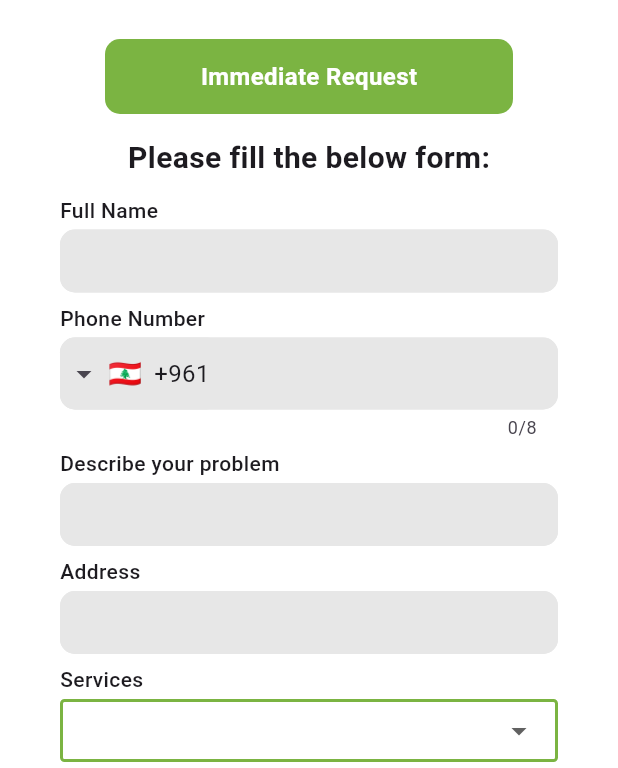
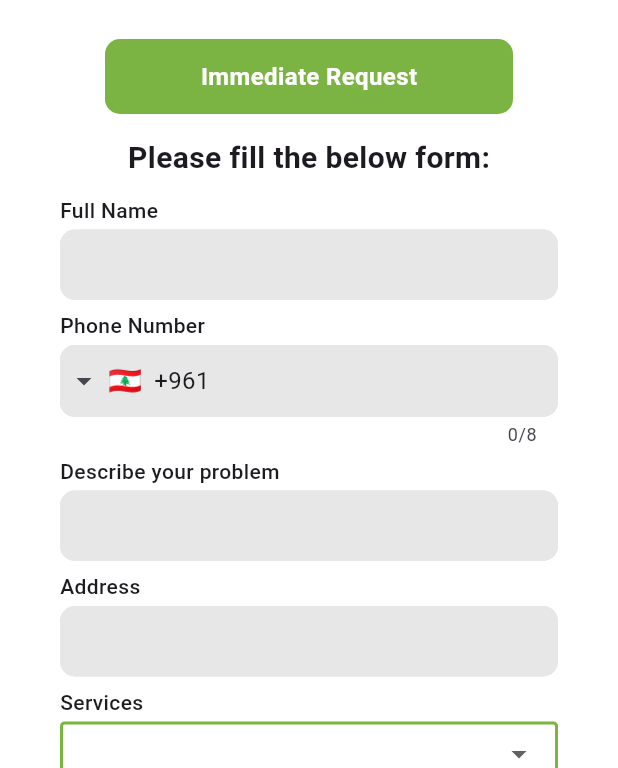
Before and after one commit to ZouheirN/nurse-app, a Flutter app: the ImmediateRequestPage screen opened by its route, on a phone screen of 412 x 824 dp, the part 468-1236 px from its top. Run offline on Flutter 3.47's test engine with Material 3 defaults, Android fonts, the phone set to English and light mode, and no system bars; drawn by our look-alikes of intl_phone_field; our stand-ins replace dropdown_button2, shared_preferences; accounts and stored records are empty.

Commit message:
Update labeled_textfield.dart

```diff
--- a/lib/components/labeled_textfield.dart
+++ b/lib/components/labeled_textfield.dart
@@ -32,7 +32,7 @@ class _LabeledTextfieldState extends State<LabeledTextfield> {
   @override
   Widget build(BuildContext context) {
     return Container(
-      height: 65,
+      height: 70,
       width: double.infinity,
       padding: const EdgeInsets.symmetric(horizontal: 40),
       child: Column(
```
